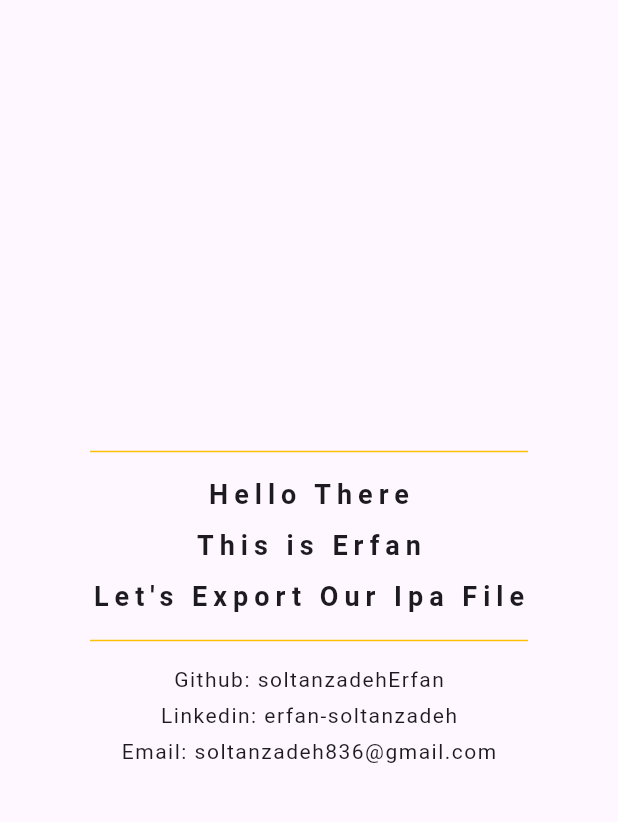
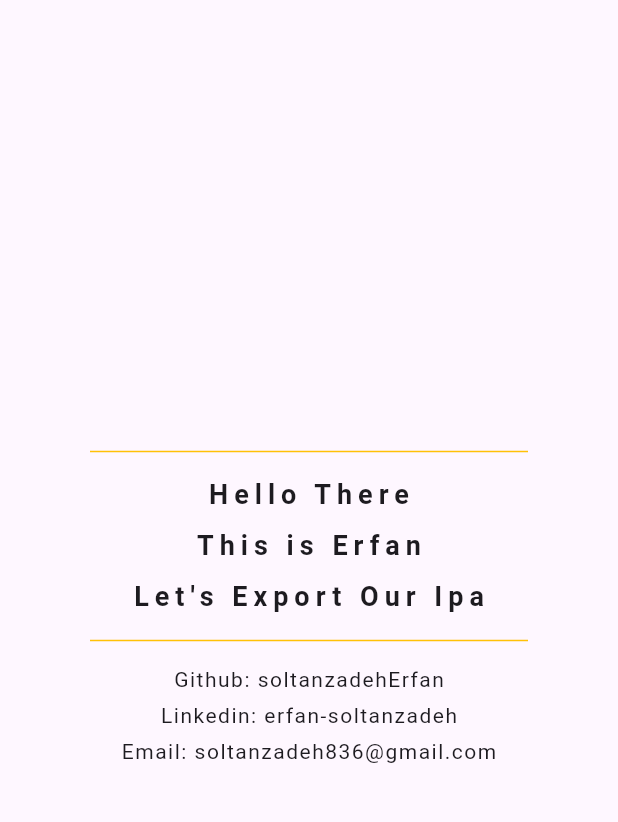
Before and after one commit to soltanzadehErfan/ipa_export_flutter, a Flutter app: the screen it shows after launch, on a phone screen of 412 x 824 dp, the part 63-885 px from its top. Run offline on Flutter 3.47's test engine with Material 3 defaults, Android fonts, the phone set to English and light mode, and no system bars.

Commit message:
modify export.yml & main.dart file

```diff
--- a/lib/main.dart
+++ b/lib/main.dart
@@ -1,5 +1,6 @@
 import 'package:flutter/material.dart';
 
+// Main App
 void main() {
   runApp(
     const MyApp(),
@@ -7,7 +8,7 @@ void main() {
 }
 
 class MyApp extends StatelessWidget {
-  const MyApp({super.key});
+  const MyApp({Key? key}) : super(key: key);
 
   @override
   Widget build(BuildContext context) {
@@ -21,7 +22,7 @@ class MyApp extends StatelessWidget {
 }
 
 class HomePage extends StatelessWidget {
-  const HomePage({super.key});
+  const HomePage({Key? key}) : super(key: key);
 
   @override
   Widget build(BuildContext context) {
@@ -30,70 +31,72 @@ class HomePage extends StatelessWidget {
         title: const Text('Flutter Ipa Export'),
         centerTitle: true,
       ),
-      body: const Column(
+      body: Column(
         mainAxisAlignment: MainAxisAlignment.center,
         children: [
-          SizedBox(height: 8),
-          Divider(
-            color: Colors.amber,
-            indent: 60,
-            endIndent: 60,
+          customSizedBox(),
+          customDivider(),
+          customSizedBox(),
+          const Text(
+            'Hello There',
+            style: boldTextStyle,
           ),
-          SizedBox(height: 8),
-          Text(
-            'Hello There',
-            style: TextStyle(
-              fontSize: 18,
-              fontWeight: FontWeight.bold,
-              letterSpacing: 4,
-            ),
+          customSizedBox(),
+          const Text(
+            'This is Erfan',
+            style: boldTextStyle,
           ),
-          SizedBox(height: 8),
-          Text(
-            'This is Erfan',
-            style: TextStyle(
-              fontSize: 18,
-              fontWeight: FontWeight.bold,
-              letterSpacing: 4,
-            ),
+          customSizedBox(),
+          const Text(
+            "Let's Export Our Ipa",
+            style: boldTextStyle,
           ),
-          SizedBox(height: 8),
-          Text(
-            "Let's Export Our Ipa File",
-            style: TextStyle(
-              fontSize: 18,
-              fontWeight: FontWeight.bold,
-              letterSpacing: 4,
-            ),
-          ),
-          SizedBox(height: 8),
-          Divider(
-            color: Colors.amber,
-            indent: 60,
-            endIndent: 60,
-          ),
-          SizedBox(height: 8),
+          customSizedBox(),
+          customDivider(),
+          customSizedBox(),
           Column(
             crossAxisAlignment: CrossAxisAlignment.center,
             children: [
-              Text(
+              const Text(
                 'Github: soltanzadehErfan',
-                style: TextStyle(letterSpacing: 1),
+                style: normalTextStyle,
               ),
-              SizedBox(height: 4),
-              Text(
+              customSizedBox(height: 4),
+              const Text(
                 'Linkedin: erfan-soltanzadeh',
-                style: TextStyle(letterSpacing: 1),
+                style: normalTextStyle,
               ),
-              SizedBox(height: 4),
-              Text(
+              customSizedBox(height: 4),
+              const Text(
                 'Email: soltanzadeh836@gmail.com',
-                style: TextStyle(letterSpacing: 1),
+                style: normalTextStyle,
               ),
             ],
-          )
+          ),
         ],
       ),
     );
   }
 }
+
+// Constants
+const TextStyle boldTextStyle = TextStyle(
+  fontSize: 18,
+  fontWeight: FontWeight.bold,
+  letterSpacing: 4,
+);
+
+const TextStyle normalTextStyle = TextStyle(letterSpacing: 1);
+
+// Helper functions
+Widget customSizedBox({double height = 8}) {
+  return SizedBox(height: height);
+}
+
+Widget customDivider() {
+  return const Divider(
+    color: Colors.amber,
+    indent: 60,
+    endIndent: 60,
+  );
+}
```
Also changed, not shown: 1 other file.
